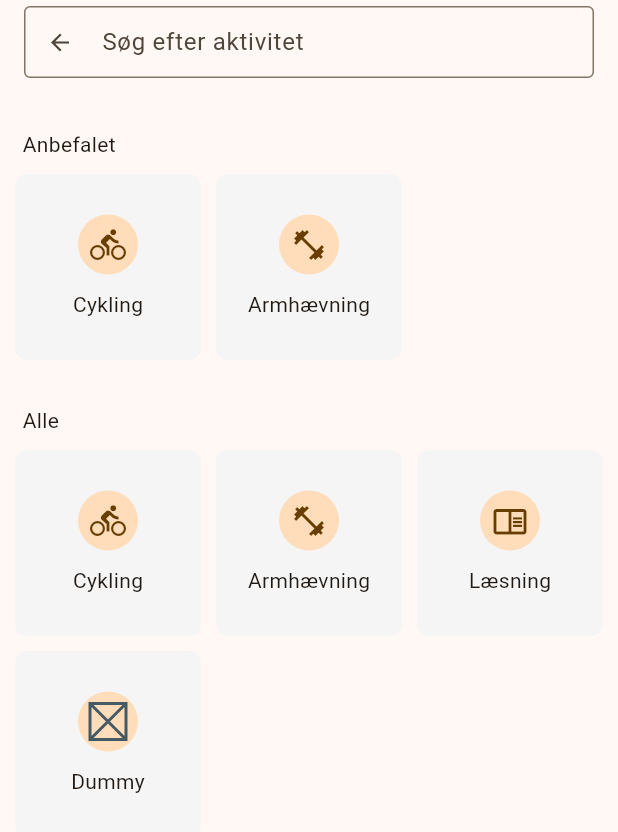
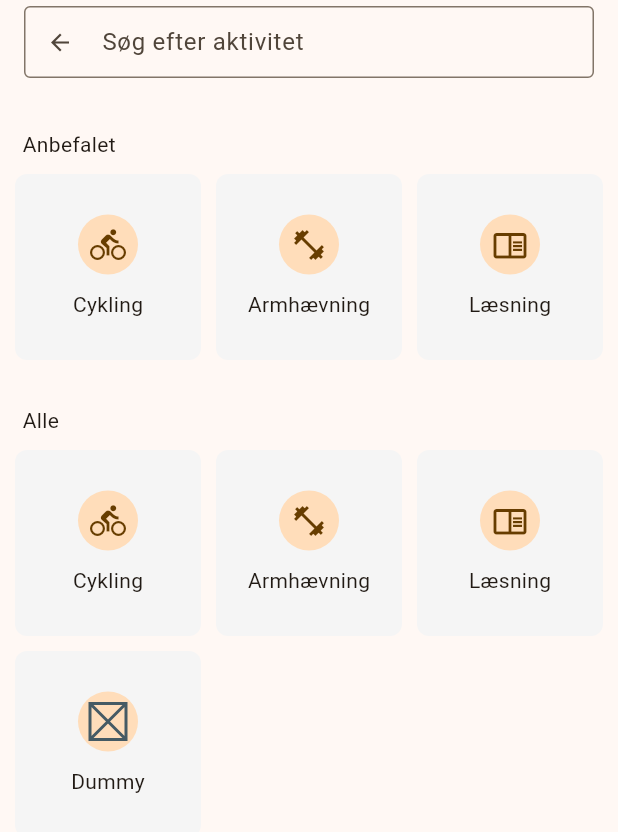
Before and after one commit to toke-dk/productivity_app, a Flutter app: the ChooseActivityScreen screen opened directly, on a phone screen of 412 x 824 dp. Shown: the top 832 px of the screen. Run offline on Flutter 3.47's test engine with Material 3 defaults, Android fonts, the phone set to English and light mode, and no system bars; our stand-ins replace confetti, flutter_animate, flutter_speed_dial; missing offline and left inert: dart:ffi.

```diff
--- a/lib/pages/choose_activity/choose_activity.dart
+++ b/lib/pages/choose_activity/choose_activity.dart
@@ -11,6 +11,22 @@ class ChooseActivityScreen extends StatelessWidget {
 
   final bool isTask;
   final double horizontalPadding = 15;
+
+  void setCurrentActivityType(ActivityType activityType, BuildContext context) {
+    Provider.of<ActivityProvider>(context, listen: false)
+        .setCurrentActivity(activityType);
+  }
+
+  Future onActivityTypeTap(
+      {required ActivityType activityType, required BuildContext context}) {
+    setCurrentActivityType(activityType, context);
+
+    return Navigator.pushReplacement(
+        context,
+        MaterialPageRoute(
+            builder: (context) =>
+                isTask ? const CompleteTaskPage() : const AddActivityAmount()));
+  }
 
   @override
   Widget build(BuildContext context) {
@@ -37,29 +53,11 @@ class ChooseActivityScreen extends StatelessWidget {
                         EdgeInsets.symmetric(horizontal: horizontalPadding),
                     child: const Text("Anbefalet"),
                   ),
-                  GridView.count(
-                    shrinkWrap: true,
-                    crossAxisCount: 3,
-                    padding: const EdgeInsets.all(10),
-                    crossAxisSpacing: 10,
-                    mainAxisSpacing: 10,
-                    children: List.generate(
-                        2,
-                        (index) => ActivityCard(
-                              activityType: allActivityTypes[index],
-                              onTap: (ActivityType activityType) {
-                                Navigator.pushReplacement(
-                                    context,
-                                    MaterialPageRoute(
-                                        builder: (context) => isTask
-                                            ? CompleteTaskPage(
-                                                activityType: activityType,
-                                              )
-                                            : AddActivityAmount(
-                                                activityType: activityType)));
-                              },
-                            )),
-                  ),
+                  ActivityTypesGridView(
+                      maxRows: 1,
+                      activityTypes: allActivityTypes,
+                      onTap: (ActivityType activityType) => onActivityTypeTap(
+                          activityType: activityType, context: context)),
                   const SizedBox(
                     height: 20,
                   ),
@@ -68,30 +66,10 @@ class ChooseActivityScreen extends StatelessWidget {
                         EdgeInsets.symmetric(horizontal: horizontalPadding),
                     child: const Text("Alle"),
                   ),
-                  GridView.count(
-                    physics: const ScrollPhysics(),
-                    shrinkWrap: true,
-                    crossAxisCount: 3,
-                    padding: const EdgeInsets.all(10),
-                    crossAxisSpacing: 10,
-                    mainAxisSpacing: 10,
-                    children: List.generate(
-                        allActivityTypes.length,
-                        (index) => ActivityCard(
-                              activityType: allActivityTypes[index],
-                              onTap: (ActivityType activityType) {
-                                Navigator.pushReplacement(
-                                    context,
-                                    MaterialPageRoute(
-                                        builder: (context) => isTask
-                                            ? CompleteTaskPage(
-                                                activityType: activityType,
-                                              )
-                                            : AddActivityAmount(
-                                                activityType: activityType)));
-                              },
-                            )),
-                  ),
+                  ActivityTypesGridView(
+                      activityTypes: allActivityTypes,
+                      onTap: (ActivityType activityType) => onActivityTypeTap(
+                          activityType: activityType, context: context)),
                 ],
               )
             ],
@@ -101,3 +79,40 @@ class ChooseActivityScreen extends StatelessWidget {
     );
   }
 }
+
+class ActivityTypesGridView extends StatelessWidget {
+  const ActivityTypesGridView(
+      {super.key,
+      required this.activityTypes,
+      this.maxRows,
+      required this.onTap});
+
+  final List<ActivityType> activityTypes;
+  final int? maxRows;
+  final Function(ActivityType activityType) onTap;
+
+  @override
+  Widget build(BuildContext context) {
+    int crossCount = 3;
+    int listLength = activityTypes.length;
+    int amountOfGenerates =
+        maxRows == null || (listLength / crossCount).ceil() < maxRows!
+            ? listLength
+            : 3 * maxRows!;
+
+    return GridView.count(
+      shrinkWrap: true,
+      crossAxisCount: 3,
+      padding: const EdgeInsets.all(10),
+      crossAxisSpacing: 10,
+      mainAxisSpacing: 10,
+      children: List.generate(
+          amountOfGenerates,
+          (index) => ActivityCard(
+                activityType: activityTypes[index],
+                onTap: (ActivityType activityType) =>
+                    onTap(activityTypes[index]),
+              )),
+    );
+  }
+}
```
Also changed, not shown: lib/pages/add_activity_amount/add_activity_amount.dart (+18 -14 lines), lib/pages/complete_task_page.dart (+13 -7 lines).
